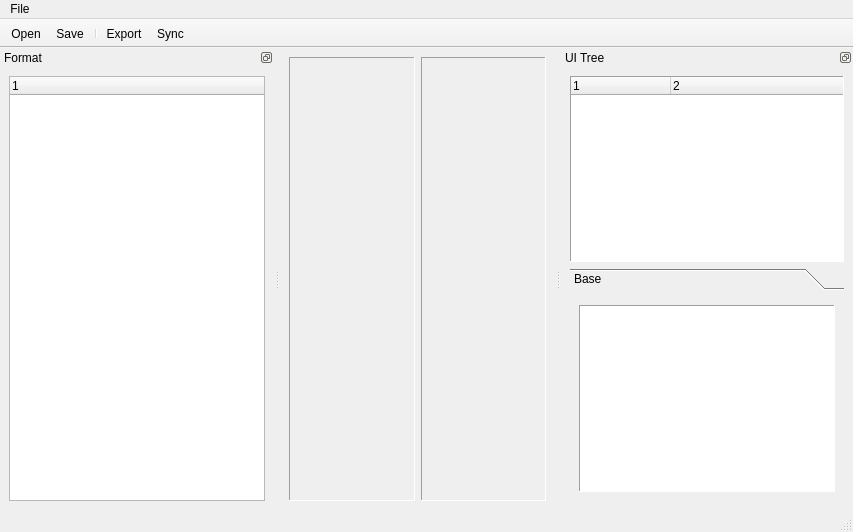
Old version of the form code/yeditor/res/main.ui in the repository EJPasco/yam.
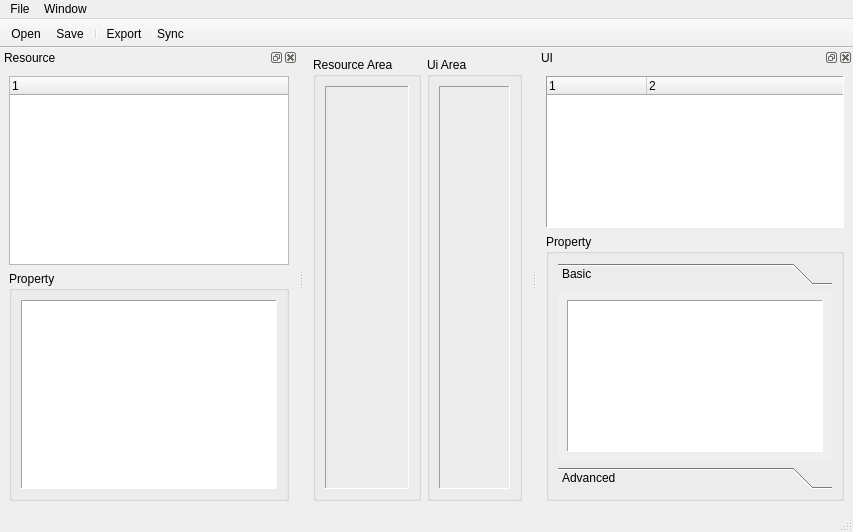
New version of the form. Custom widgets are drawn as their Qt base class.

What changed in the file:
```diff
--- a/code/yeditor/res/main.ui
+++ b/code/yeditor/res/main.ui
@@ -16,23 +16,41 @@
   <widget class="QWidget" name="centralwidget">
    <layout class="QHBoxLayout" name="horizontalLayout_3">
     <item>
-     <widget class="YCQUiArea" name="formatArea">
-      <property name="frameShape">
-       <enum>QFrame::Panel</enum>
+     <widget class="QGroupBox" name="resAreaGroupBox">
+      <property name="title">
+       <string>Resource Area</string>
       </property>
-      <property name="frameShadow">
-       <enum>QFrame::Sunken</enum>
-      </property>
+      <layout class="QVBoxLayout" name="verticalLayout_8">
+       <item>
+        <widget class="YCQUiArea" name="resArea">
+         <property name="frameShape">
+          <enum>QFrame::Panel</enum>
+         </property>
+         <property name="frameShadow">
+          <enum>QFrame::Sunken</enum>
+         </property>
+        </widget>
+       </item>
+      </layout>
      </widget>
     </item>
     <item>
-     <widget class="YCQUiArea" name="uiArea">
-      <property name="frameShape">
-       <enum>QFrame::Panel</enum>
+     <widget class="QGroupBox" name="uiAreaGroupBox">
+      <property name="title">
+       <string>Ui Area</string>
       </property>
-      <property name="frameShadow">
-       <enum>QFrame::Sunken</enum>
-      </property>
+      <layout class="QVBoxLayout" name="verticalLayout_9">
+       <item>
+        <widget class="YCQUiArea" name="uiArea">
+         <property name="frameShape">
+          <enum>QFrame::Panel</enum>
+         </property>
+         <property name="frameShadow">
+          <enum>QFrame::Sunken</enum>
+         </property>
+        </widget>
+       </item>
+      </layout>
      </widget>
     </item>
    </layout>
@@ -58,7 +76,29 @@
     <addaction name="separator"/>
     <addaction name="actionExit"/>
    </widget>
+   <widget class="QMenu" name="menuWindow">
+    <property name="title">
+     <string>Window</string>
+    </property>
+    <widget class="QMenu" name="menuDock">
+     <property name="title">
+      <string>Dock</string>
+     </property>
+     <addaction name="actionDockRes"/>
+     <addaction name="actionDockUi"/>
+    </widget>
+    <widget class="QMenu" name="menuArea">
+     <property name="title">
+      <string>Area</string>
+     </property>
+     <addaction name="actionAreaRes"/>
+     <addaction name="actionAreaUi"/>
+    </widget>
+    <addaction name="menuDock"/>
+    <addaction name="menuArea"/>
+   </widget>
    <addaction name="menuFile"/>
+   <addaction name="menuWindow"/>
   </widget>
   <widget class="QStatusBar" name="statusbar"/>
   <widget class="QDockWidget" name="formatDock">
@@ -66,10 +106,10 @@
     <bool>false</bool>
    </property>
    <property name="features">
-    <set>QDockWidget::DockWidgetFloatable|QDockWidget::DockWidgetMovable</set>
+    <set>QDockWidget::AllDockWidgetFeatures</set>
    </property>
    <property name="windowTitle">
-    <string>Format</string>
+    <string>Resource</string>
    </property>
    <attribute name="dockWidgetArea">
     <number>1</number>
@@ -88,6 +128,22 @@
        </column>
       </widget>
      </item>
+     <item>
+      <widget class="QGroupBox" name="resPropertyGroupBox">
+       <property name="title">
+        <string>Property</string>
+       </property>
+       <layout class="QVBoxLayout" name="verticalLayout_7">
+        <item>
+         <widget class="QTableWidget" name="resPropertyTableWidget">
+          <property name="frameShape">
+           <enum>QFrame::Panel</enum>
+          </property>
+         </widget>
+        </item>
+       </layout>
+      </widget>
+     </item>
     </layout>
    </widget>
   </widget>
@@ -96,10 +152,10 @@
     <bool>false</bool>
    </property>
    <property name="features">
-    <set>QDockWidget::DockWidgetFloatable|QDockWidget::DockWidgetMovable</set>
+    <set>QDockWidget::AllDockWidgetFeatures</set>
    </property>
    <property name="windowTitle">
-    <string>UI Tree</string>
+    <string>UI</string>
    </property>
    <attribute name="dockWidgetArea">
     <number>2</number>
@@ -130,35 +186,55 @@
       </widget>
      </item>
      <item>
-      <widget class="QToolBox" name="uiVarBox">
-       <property name="currentIndex">
-        <number>0</number>
+      <widget class="QGroupBox" name="uiPropertyGroupBox">
+       <property name="title">
+        <string>Property</string>
        </property>
-       <widget class="QWidget" name="uiBasePage">
-        <property name="geometry">
-         <rect>
-          <x>0</x>
-          <y>0</y>
-          <width>207</width>
-          <height>210</height>
-         </rect>
-        </property>
-        <attribute name="label">
-         <string>Base</string>
-        </attribute>
-        <layout class="QVBoxLayout" name="verticalLayout_4">
-         <item>
-          <widget class="QTableView" name="uiBaseTableView">
-           <property name="frameShape">
-            <enum>QFrame::Panel</enum>
+       <layout class="QVBoxLayout" name="verticalLayout_6">
+        <item>
+         <widget class="QToolBox" name="uiPropertyBox">
+          <property name="currentIndex">
+           <number>0</number>
+          </property>
+          <widget class="QWidget" name="uiBasicPage">
+           <property name="geometry">
+            <rect>
+             <x>0</x>
+             <y>0</y>
+             <width>185</width>
+             <height>182</height>
+            </rect>
            </property>
-           <property name="frameShadow">
-            <enum>QFrame::Sunken</enum>
-           </property>
+           <attribute name="label">
+            <string>Basic</string>
+           </attribute>
+           <layout class="QVBoxLayout" name="verticalLayout_4">
+            <item>
+             <widget class="QTableWidget" name="uiBasicTableWidget">
+              <property name="frameShape">
+               <enum>QFrame::Panel</enum>
+              </property>
+             </widget>
+            </item>
+           </layout>
           </widget>
-         </item>
-        </layout>
-       </widget>
+          <widget class="QWidget" name="uiAdvancedPage">
+           <attribute name="label">
+            <string>Advanced</string>
+           </attribute>
+           <layout class="QVBoxLayout" name="verticalLayout_5">
+            <item>
+             <widget class="QTableWidget" name="uiAdvancedTableWidget">
+              <property name="frameShape">
+               <enum>QFrame::Panel</enum>
+              </property>
+             </widget>
+            </item>
+           </layout>
+          </widget>
+         </widget>
+        </item>
+       </layout>
       </widget>
      </item>
     </layout>
```
Left out of the diff: 208 changed lines with no effect on the pictures.
